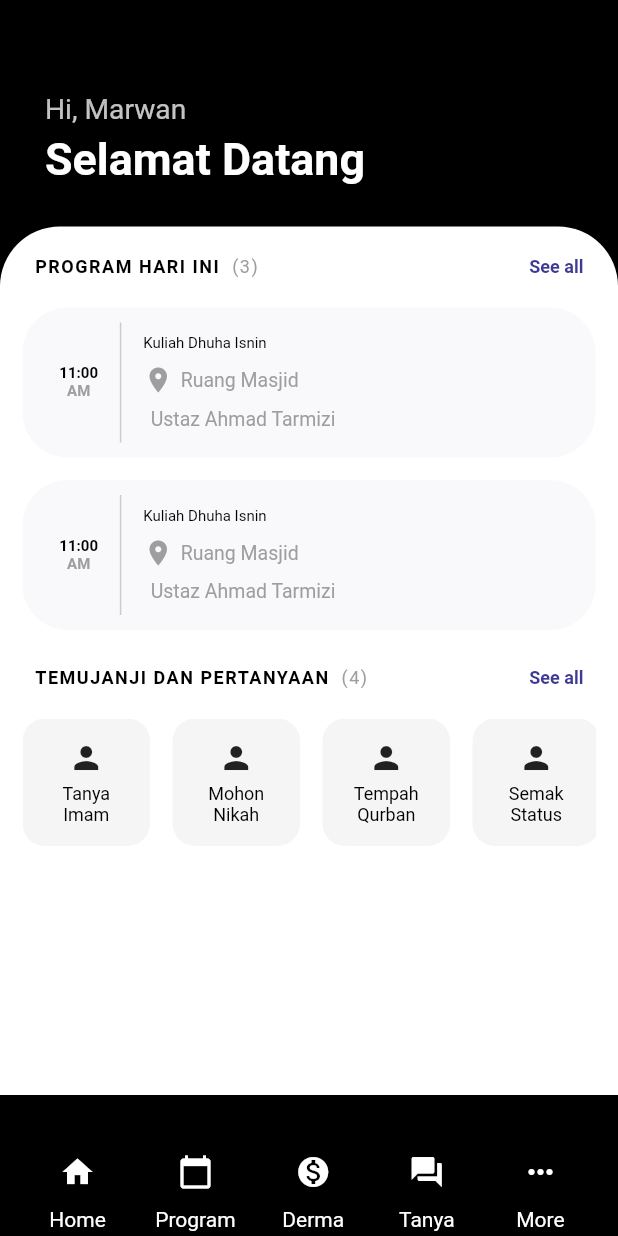
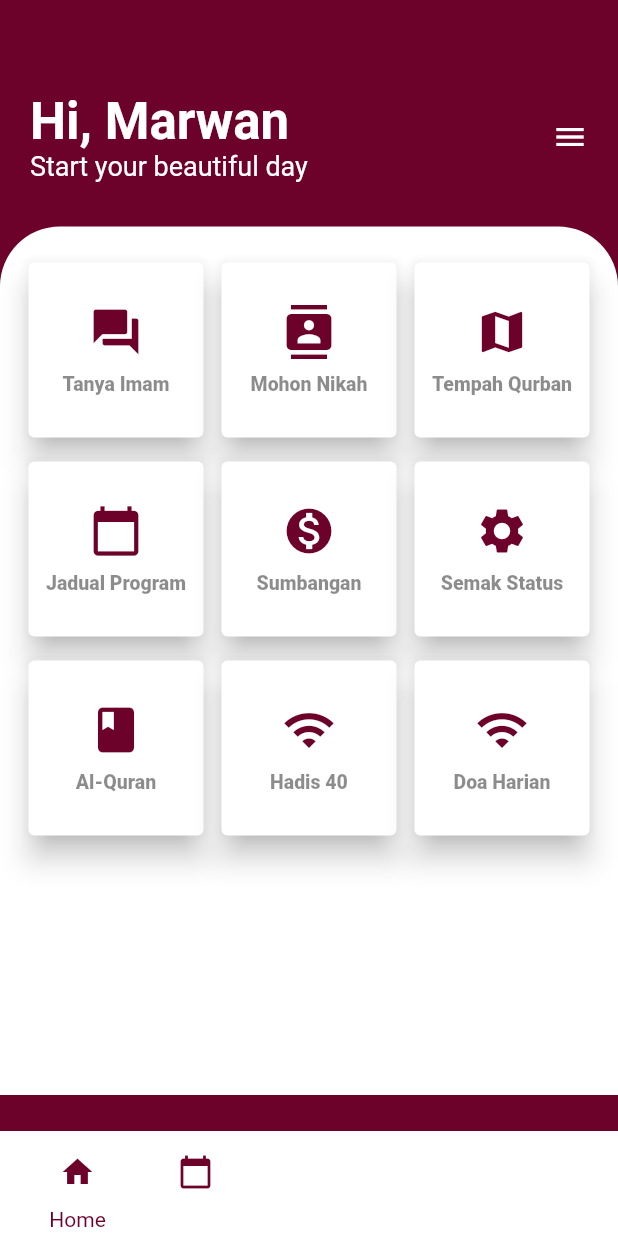
Before and after one commit to MarwanBukhori/e_masjid, a Flutter app: the screen it shows after launch, on a phone screen of 412 x 824 dp. Run offline on Flutter 3.47's test engine with Material 2 defaults, Android fonts, the light colour scheme and no system bars; our stand-ins replace flutter_svg, table_calendar.

Commit message:
did gridview card

```diff
--- a/lib/config/app_router.dart
+++ b/lib/config/app_router.dart
@@ -1,5 +1,7 @@
 import 'package:flutter/material.dart';
 import 'package:e_masjid/screens/screens.dart';
+
+import '../screens/more/more_screen.dart';
 
 class AppRouter {
   static Route onGenerateRoute(RouteSettings settings) {
--- a/lib/screens/home/home_screen.dart
+++ b/lib/screens/home/home_screen.dart
@@ -1,5 +1,6 @@
 import 'package:flutter/material.dart';
 import 'package:e_masjid/widgets/widgets.dart';
+import 'package:e_masjid/utils/constants.dart';
 
 class HomeScreen extends StatefulWidget {
   static const String routeName = '/';
@@ -19,66 +20,53 @@
 
   @override
   Widget build(BuildContext context) {
-
     Size size = MediaQuery.of(context).size;
 
     double heightFromWhiteBg = size.height - 200.0 - 70;
 
     return Scaffold(
       appBar: AppBar(
-        backgroundColor: Colors.transparent,
-        iconTheme: IconThemeData(color: Colors.black),
+        backgroundColor: kPrimaryColor,
+        elevation: 0,
+        iconTheme: IconThemeData(color: kPrimaryColor),
+
       ),
-      backgroundColor: Colors.black,
+      backgroundColor: kPrimaryColor,
       body: Container(
         // color: Colors.yellow,
-        color: Colors.black,
-        height: size.height - kToolbarHeight ,
+        color: kPrimaryColor,
+        height: size.height - kToolbarHeight,
         child: Stack(
           children: [
             Container(
-              height: 75.0,
+              height: 70.0,
               // color: Colors.red,
-              color: Colors.black,
-              padding: EdgeInsets.symmetric(horizontal: 30.0),
-              child: FittedBox(
-                child: Container(
-                  // color: Colors.blue,
-                  color: Colors.black,
-                  width: size.width,
-                  child: Column(
-                    crossAxisAlignment: CrossAxisAlignment.stretch,
-                    mainAxisSize: MainAxisSize.min,
-                    children: [
-                      // Align(
-                      //   alignment: Alignment.centerRight,
-                      //   child: CircleAvatar(
-                      //     backgroundImage: AssetImage("assets/images/dp.png"),
-                      //   ),
-                      // ),
-
-                      Text(
-                        "Hi, Marwan",
-                        style: TextStyle(
-                          color: Colors.white.withOpacity(0.77),
-                          fontSize: 22.0,
-                        ),
-                      ),
-                      SizedBox(
-                        height: 5.0,
-                      ),
-                      Text(
-                        "Selamat Datang",
+              color: kPrimaryColor,
+              padding: EdgeInsets.symmetric(horizontal: 20.0),
+              child: Row(
+                mainAxisAlignment: MainAxisAlignment.spaceBetween,
+                children: <Widget>[
+                  RichText(
+                      text: const TextSpan(
+                          text: "Hi, Marwan",
                           style: TextStyle(
                               color: Colors.white,
-                          fontSize: 35.0,
-                          fontWeight: FontWeight.w600,
-                          height: 1.2,
-                        ),
+                              fontSize: 34,
+                              fontWeight: FontWeight.bold),
+                          children: [
+                        TextSpan(
+                            text: "\nStart your beautiful day",
+                            style: TextStyle(
+                              color: Colors.white,
+                              fontWeight: FontWeight.normal,
+                              fontSize: 18,
+                            ))
+                      ])),
+                  Icon(
+                    Icons.menu,
+                    color: Colors.white,
                   ),
                 ],
-                  ),
-                ),
               ),
             ),
             // kotak putih
@@ -106,43 +94,15 @@
                   color: Colors.white,
                   borderRadius: BorderRadius.circular(30),
                 ),
-                child: ListView(
-                  children: [
-                    buildTitleRow(
-                        "PROGRAM HARI INI",
-                        3,
-                    ),
-                    SizedBox(
-                      height: 20,
-                    ),
-                    buildClassItem(),
-                    buildClassItem(),
-                    SizedBox(
-                      height: 10,
-                    ),
-                    buildTitleRow("TEMUJANJI DAN PERTANYAAN", 4),
-                    SizedBox(
-                      height: 20,
-                    ),
-                    SingleChildScrollView(
-                      scrollDirection: Axis.horizontal,
-                      child: Row(
-                        children: [
-                          buildTaskItem(3, "Tanya Imam",
-                              Colors.grey),
-                          buildTaskItem(3, "Mohon Nikah",
-                              Colors.grey),
-                          buildTaskItem(3, "Tempah Qurban",
-                              Colors.grey),
-                          buildTaskItem(3, "Semak Status",
-                              Colors.grey),
-                        ],
-                      ),
-                    ),
-                    // SizedBox(
-                    //   height: 5,
-                    // ),
-                  ],
+                child: GridView.count(
+                  crossAxisCount: 3,
+                  crossAxisSpacing: 4.0,
+                  mainAxisSpacing: 8.0,
+                  children: List.generate(choices.length, (index) {
+                    return Center(
+                      child: SelectCard(choice: choices[index]),
+                    );
+                  }),
                 ),
               ),
             )
@@ -150,206 +110,146 @@
         ),
       ),
 
-
       bottomNavigationBar: CustomNavBar(),
       // bottomNavigationBar: CustomNavBar(),
     );
   }
 
-
-  //Your Task
-  Container buildTaskItem(int numDays, String courseTitle, Color color) {
-    return Container(
-      alignment: Alignment.center,
-      margin: EdgeInsets.only(right: 15),
-      padding: EdgeInsets.all(12),
-      height: 85,
-      width: 85,
+  Widget serviceCard(Map item, String active, Function setActive) {
+    bool isActive = active == item["key"];
+    return Expanded(
+      child: GestureDetector(
+        onTap: () {
+          setActive(item["key"]);
+          Future.delayed(Duration(milliseconds: 350), () {});
+        },
+        child: AnimatedContainer(
+          duration: Duration(milliseconds: 300),
           decoration: BoxDecoration(
-        color: color.withOpacity(0.1),
-        borderRadius: BorderRadius.circular(15),
+            color: isActive ? Colors.black : Colors.grey.withOpacity(0.2),
+            borderRadius: BorderRadius.circular(12.0),
           ),
           child: Column(
             mainAxisAlignment: MainAxisAlignment.center,
             crossAxisAlignment: CrossAxisAlignment.center,
             children: [
-          Icon(Icons.person),
+              Icon(
+                Icons.person,
+                color: isActive ? Colors.white : null,
+              ),
               SizedBox(
-            height: 5,
+                height: 5.0,
               ),
               Text(
-            courseTitle,
-            style: TextStyle(fontSize: 12, fontWeight: FontWeight.normal),
-            textAlign: TextAlign.center,
+                item["name"],
+                style: TextStyle(
+                    fontWeight: FontWeight.w500,
+                    fontSize: 16.0,
+                    color: isActive
+                        ? Colors.white
+                        : Color.fromRGBO(20, 20, 20, 0.96)),
+              )
+            ],
           ),
-
-          // Text(
-          //   "Deadline",
-          //   style: TextStyle(fontSize: 10, color: Colors.grey),
-          // ),
-          // SizedBox(
-          //   height: 5,
-          // ),
-          // Row(
-          //   children: [
-          //     // Container(
-          //     //   height: 6,
-          //     //   width: 6,
-          //     //   // decoration: BoxDecoration(
-          //     //   //   color: color,
-          //     //   //   borderRadius: BorderRadius.circular(3),
-          //     //   // ),
-          //     // ),
-          //     // SizedBox(
-          //     //   width: 5,
-          //     // ),
-          //     // Text(
-          //     //   "$numDays days left",
-          //     //   style: TextStyle(fontSize: 12, fontWeight: FontWeight.bold),
-          //     // ),
-          //   ],
-          // ),
-          // SizedBox(
-          //   height: 20,
-          // ),
-
-
-
-
-
-
-        ],
+        ),
       ),
     );
   }
 
-  Row buildTitleRow(String title, int number) {
-    return Row(
-      mainAxisAlignment: MainAxisAlignment.spaceBetween,
-
-      children: [
-        Padding(
-          padding: const EdgeInsets.fromLTRB(8.0, 0,0,0),
-          child: Column(
-            children: [
-              RichText(
-                text: TextSpan(
-                    text: title,
-                    style: TextStyle(
-                        fontSize: 12,
-                        color: Colors.black,
-                        fontWeight: FontWeight.bold,
-                    letterSpacing: 1),
-                    children: [
-                      TextSpan(
-                        text: "  ($number)",
-                        style: TextStyle(
-                            fontSize: 12,
-                            color: Colors.grey,
-                            fontWeight: FontWeight.normal),
-                      ),
-                    ]),
-              ),
-            ],
-          ),
-        ),
-        Padding(
-          padding: const EdgeInsets.fromLTRB(0, 0, 8.0, 0),
-          child: Text(
-            "See all",
-            style: TextStyle(
-                fontSize: 12,
-                color: Color(0XFF3E3993),
-                fontWeight: FontWeight.bold),
-          ),
-        )
-      ],
-    );
+  static const List<Choice> choices = const <Choice>[
+    const Choice(
+        title: 'Tanya Imam',
+        icon: Icons.question_answer,
+        cardColor: Colors.yellow,
+        iconColor: kPrimaryColor),
+    const Choice(
+        title: 'Mohon Nikah',
+        icon: Icons.contacts,
+        cardColor: Colors.yellow,
+        iconColor: kPrimaryColor),
+    const Choice(
+        title: 'Tempah Qurban',
+        icon: Icons.map,
+        cardColor: Colors.yellow,
+        iconColor: kPrimaryColor),
+    const Choice(
+        title: 'Jadual Program',
+        icon: Icons.calendar_today,
+        cardColor: Colors.yellow,
+        iconColor: kPrimaryColor),
+    const Choice(
+        title: 'Sumbangan',
+        icon: Icons.monetization_on,
+        cardColor: Colors.yellow,
+        iconColor: kPrimaryColor),
+    const Choice(
+        title: 'Semak Status',
+        icon: Icons.settings,
+        cardColor: Colors.yellow,
+        iconColor: kPrimaryColor),
+    const Choice(
+        title: 'Al-Quran',
+        icon: Icons.book_rounded,
+        cardColor: Colors.yellow,
+        iconColor: kPrimaryColor),
+    const Choice(
+        title: 'Hadis 40',
+        icon: Icons.wifi,
+        cardColor: Colors.yellow,
+        iconColor: kPrimaryColor),
+    const Choice(
+        title: 'Doa Harian',
+        icon: Icons.wifi,
+        cardColor: Colors.yellow,
+        iconColor: kPrimaryColor),
+  ];
 }
 
-  Container buildClassItem() {
-    return Container(
-      margin: EdgeInsets.only(bottom: 15),
-      padding: EdgeInsets.all(10),
-      height: 100,
-      decoration: BoxDecoration(
-        color: Color(0xFFF9F9FB),
-        borderRadius: BorderRadius.circular(30),
+class Choice {
+  const Choice(
+      {required this.title,
+      required this.icon,
+      required this.cardColor,
+      required this.iconColor});
+
+  final String title;
+  final IconData icon;
+  final Color cardColor;
+  final Color iconColor;
+}
+
+class SelectCard extends StatelessWidget {
+  const SelectCard({Key? key, required this.choice}) : super(key: key);
+  final Choice choice;
+
+  @override
+  Widget build(BuildContext context) {
+    // final TextStyle textStyle = Theme.of(context).textTheme.display1;
+    return Card(
+        elevation: 8,
+        color: Colors.white,
+        child: Center(
+          child: Column(
+              crossAxisAlignment: CrossAxisAlignment.center,
+              mainAxisAlignment: MainAxisAlignment.center,
+              children: <Widget>[
+                Icon(
+                  choice.icon,
+                  color: choice.iconColor,
+                  size: 36,
                 ),
-      child: Row(
-        mainAxisAlignment: MainAxisAlignment.spaceEvenly,
-        children: [
-          Column(
-            mainAxisAlignment: MainAxisAlignment.center,
-            children: [
-              Text(
-                "11:00",
-                style: TextStyle(fontWeight: FontWeight.bold),
+                SizedBox(
+                  height: 9.0,
                 ),
                 Text(
-                "AM",
-                style:
-                TextStyle(fontWeight: FontWeight.bold, color: Colors.grey),
-              ),
-            ],
-          ),
-          Container(
-            height: 100,
-            width: 1,
-            color: Colors.grey.withOpacity(0.5),
-          ),
-          Column(
-            crossAxisAlignment: CrossAxisAlignment.start,
-            mainAxisAlignment: MainAxisAlignment.spaceEvenly,
-            children: [
-              Container(
-                width: MediaQuery.of(context).size.width - 160,
-                child: Text(
-                  "Kuliah Dhuha Isnin",
-                  overflow: TextOverflow.ellipsis,
-                ),
-              ),
-              Row(
-                children: [
-                  Icon(
-                    Icons.location_on,
-                    color: Colors.grey,
-                    size: 20,
-                  ),
-                  SizedBox(
-                    width: 5,
-                  ),
-                  Container(
-                    width: MediaQuery.of(context).size.width - 160,
-                    child: Text(
-                      "Ruang Masjid",
-                      overflow: TextOverflow.ellipsis,
-                      style: TextStyle(color: Colors.grey, fontSize: 13),
-                    ),
+                  choice.title,
+                  style: TextStyle(
+                      fontWeight: FontWeight.w900,
+                      fontSize: 13.0,
+                      color: Colors.black45),
                 )
-                ],
-              ),
-              Row(
-                children: [
-                  // CircleAvatar(
-                  //   backgroundImage: AssetImage(
-                  //       "assets/emasjid.png"),
-                  //   radius: 10,
-                  // ),
-                  SizedBox(
-                    width: 5,
-                  ),
-                  Text(
-                    "Ustaz Ahmad Tarmizi",
-                    style: TextStyle(color: Colors.grey, fontSize: 13),
-                  )
-                ],
-              ),
-            ],
-          )
-        ],
-      ),
-    );
+                // Text(choice.title),
+              ]),
+        ));
   }
-
 }
--- a/lib/screens/screens.dart
+++ b/lib/screens/screens.dart
@@ -4,5 +4,5 @@
 export 'modul_tanya/tanya_screen.dart';
 export 'login/login_screen.dart';
 export 'login/signup_screen.dart';
-export 'more/more_screen.dart';
+// export 'more/more_screen.dart';
 export 'modul_tanya/tanyaimam_screen.dart';
--- a/lib/utils/constants.dart
+++ b/lib/utils/constants.dart
@@ -1,6 +1,6 @@
 import 'package:flutter/material.dart';
 
-const kPrimaryColor = Color(0xFF1B383A);
+const kPrimaryColor = Color(0xFF6c012a);
 const kSecondaryColor = Color(0xFF59706F);
 const kDarkGreyColor = Color(0xFFA8A8A8);
 const kWhiteColor = Color(0xFFFFFFFF);
@@ -10,10 +10,18 @@
 
 const kDefaultPadding = EdgeInsets.symmetric(horizontal: 30);
 
-TextStyle titleText =
-TextStyle(color: kPrimaryColor, fontSize: 32, fontWeight: FontWeight.w700);
+TextStyle titleText = TextStyle(
+  color: Colors.white,
+  fontSize: 35,
+  fontWeight: FontWeight.w700,
+  height: 1.2,
+  fontFamily: 'RobotoMono',
+);
+// fontWeight: FontWeight.w200);
+
 TextStyle subTitle = TextStyle(
     color: kSecondaryColor, fontSize: 18, fontWeight: FontWeight.w500);
+
 TextStyle textButton = TextStyle(
   color: kPrimaryColor,
   fontSize: 18,
--- a/lib/widgets/custom_appbar.dart
+++ b/lib/widgets/custom_appbar.dart
@@ -1,4 +1,5 @@
 import 'package:flutter/material.dart';
+import 'package:e_masjid/utils/constants.dart';
 
 class CustomAppBar extends StatelessWidget with PreferredSizeWidget {
   final String title;
@@ -8,7 +9,7 @@
   @override
   Widget build(BuildContext context) {
     return AppBar(
-      backgroundColor: Colors.black,
+      backgroundColor: kPrimaryColor,
       elevation: 0,
       title: Container(
           padding: const EdgeInsets.symmetric(
--- a/lib/widgets/custom_navbar.dart
+++ b/lib/widgets/custom_navbar.dart
@@ -2,6 +2,7 @@
 import 'package:flutter/material.dart';
 import 'package:e_masjid/screens/screens.dart';
 import 'package:path/path.dart';
+import 'package:e_masjid/utils/constants.dart';
 
 class CustomNavBar extends StatefulWidget {
   const CustomNavBar({
@@ -22,7 +23,8 @@
   @override
   Widget build(BuildContext context) {
     return BottomAppBar(
-      color: Colors.black,
+      color: kWhiteColor,
+elevation: 1,
       child: Container(
         height: 70,
         child: Row(
@@ -35,7 +37,7 @@
                 IconButton(
                     icon: Icon(
                       Icons.home,
-                      color: Colors.white,
+                      color: kPrimaryColor,
                     ),
                     onPressed: () {
                       if (ModalRoute.of(context)?.settings.name == '/') {
@@ -48,7 +50,7 @@
                     }),
                 Text('Home',
                     style: Theme.of(context).textTheme.headline6!.copyWith(
-                          color: Colors.white,
+                          color: kPrimaryColor
                         )),
               ],
             ),
@@ -60,7 +62,7 @@
                 IconButton(
                     icon: Icon(
                       Icons.calendar_today,
-                      color: Colors.white,
+                      color: kPrimaryColor,
                     ),
                     onPressed: () {
                       if (ModalRoute.of(context)?.settings.name == '/program') {
```
Also changed, not shown: pubspec.yaml (+11 -19 lines), fonts/RobotoMono-Bold.ttf (added), fonts/RobotoMono-Italic.ttf (added), fonts/RobotoMono-Regular.ttf (added). Lines whose indentation alone changed are shown as unchanged.
